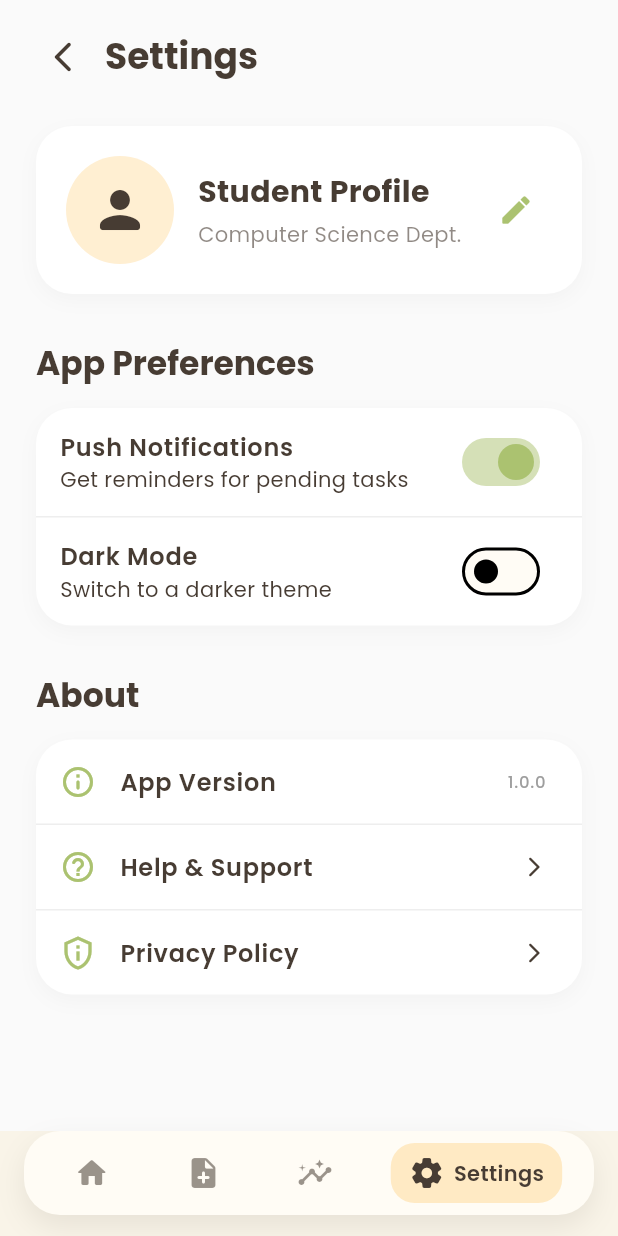
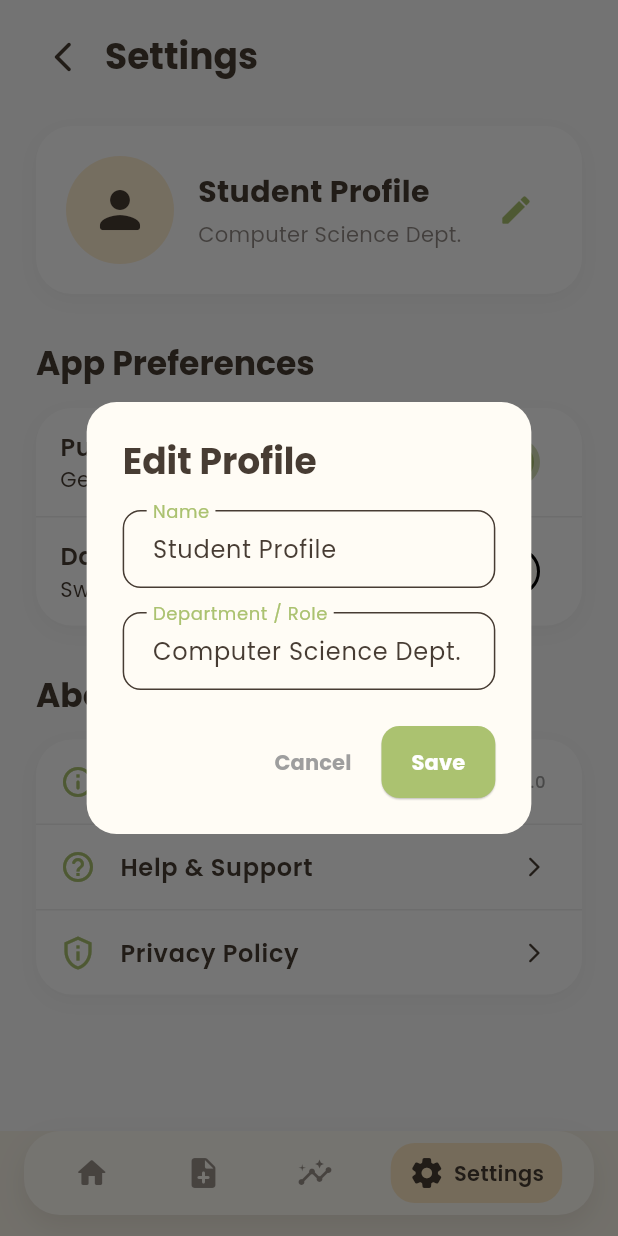
Before and after one commit to Shaista45/study_planner_app, a Flutter app: the screen it shows after launch, item 2 of the bottom bar chosen, scrolled down 227 dp, after a tap on the "settings" icon, after a tap on the "edit" icon, on a phone screen of 412 x 824 dp. Run offline on Flutter 3.47's test engine with Material 3 defaults, Android fonts, the phone set to English and light mode, and no system bars; our stand-ins replace flutter_local_notifications, google_fonts, shared_preferences, timezone.

Commit message:
added notification service and updated settings

```diff
--- /dev/null
+++ b/lib/Services/notification_service.dart
@@ -0,0 +1,74 @@
+import 'package:flutter_local_notifications/flutter_local_notifications.dart';
+import 'package:timezone/data/latest_all.dart' as tz;
+import 'package:timezone/timezone.dart' as tz;
+
+class NotificationService {
+  // Singleton pattern
+  static final NotificationService _instance = NotificationService._internal();
+  factory NotificationService() => _instance;
+  NotificationService._internal();
+
+  final FlutterLocalNotificationsPlugin flutterLocalNotificationsPlugin =
+      FlutterLocalNotificationsPlugin();
+
+  Future<void> init() async {
+    tz.initializeTimeZones();
+
+    // The icon must match your Android app icon
+    const AndroidInitializationSettings initializationSettingsAndroid =
+        AndroidInitializationSettings('@mipmap/ic_launcher');
+
+    const InitializationSettings initializationSettings =
+        InitializationSettings(android: initializationSettingsAndroid);
+
+    // FIXED: Added "settings:"
+    await flutterLocalNotificationsPlugin.initialize(
+      settings: initializationSettings,
+    );
+  }
+
+  Future<void> requestPermissions() async {
+    final AndroidFlutterLocalNotificationsPlugin? androidImplementation =
+        flutterLocalNotificationsPlugin
+            .resolvePlatformSpecificImplementation<
+              AndroidFlutterLocalNotificationsPlugin
+            >();
+
+    // This triggers the Android 13+ permission popup
+    await androidImplementation?.requestNotificationsPermission();
+    await androidImplementation?.requestExactAlarmsPermission();
+  }
+
+  Future<void> scheduleNotification({
+    required int id,
+    required String title,
+    required String body,
+    required DateTime scheduledDate,
+  }) async {
+    // Don't schedule if the time has already passed
+    if (scheduledDate.isBefore(DateTime.now())) return;
+
+    // FIXED: Added "id:", "title:", "body:", "scheduledDate:", and "notificationDetails:"
+    await flutterLocalNotificationsPlugin.zonedSchedule(
+      id: id,
+      title: title,
+      body: body,
+      scheduledDate: tz.TZDateTime.from(scheduledDate, tz.local),
+      notificationDetails: const NotificationDetails(
+        android: AndroidNotificationDetails(
+          'study_planner_channel',
+          'Study Reminders',
+          channelDescription: 'Reminders for upcoming study tasks',
+          importance: Importance.max,
+          priority: Priority.high,
+        ),
+      ),
+      androidScheduleMode: AndroidScheduleMode.exactAllowWhileIdle,
+    );
+  }
+
+  Future<void> cancelNotification(int id) async {
+    // FIXED: Added "id:"
+    await flutterLocalNotificationsPlugin.cancel(id: id);
+  }
+}
--- a/lib/main.dart
+++ b/lib/main.dart
@@ -3,8 +3,18 @@ import 'package:provider/provider.dart';
 import 'package:smart_study_planner/routes/app_routes.dart';
 import 'package:smart_study_planner/state/app_state.dart';
 import 'package:smart_study_planner/theme/app_theme.dart';
+import 'package:smart_study_planner/services/notification_service.dart'; // UPDATED: Imported the service
 
-void main() {
+Future<void> main() async {
+  // UPDATED: Made main async
+  // UPDATED: Required when calling native code before runApp
+  WidgetsFlutterBinding.ensureInitialized();
+
+  // UPDATED: Initialize the notification service and request permissions
+  final NotificationService notificationService = NotificationService();
+  await notificationService.init();
+  await notificationService.requestPermissions();
+
   runApp(const MyApp());
 }
 
--- a/lib/screens/settings_screen.dart
+++ b/lib/screens/settings_screen.dart
@@ -1,10 +1,10 @@
 import 'package:flutter/material.dart';
+import 'package:provider/provider.dart';
+import 'package:smart_study_planner/state/app_state.dart';
 import 'package:smart_study_planner/theme/app_colors.dart';
 
 class SettingsScreen extends StatefulWidget {
-  // FIX: Added the scrollController parameter here
   const SettingsScreen({super.key, this.scrollController});
-
   final ScrollController? scrollController;
 
   @override
@@ -15,8 +15,112 @@ class _SettingsScreenState extends State<SettingsScreen> {
   bool _notificationsEnabled = true;
   bool _darkModeEnabled = false;
 
+  // UPDATED: Added a method to show the edit profile popup
+  void _showEditProfileDialog(BuildContext context, AppState appState) {
+    final TextEditingController nameController = TextEditingController(
+      text: appState.userName,
+    );
+    final TextEditingController roleController = TextEditingController(
+      text: appState.userRole,
+    );
+
+    showDialog(
+      context: context,
+      builder: (BuildContext context) {
+        return AlertDialog(
+          shape: RoundedRectangleBorder(
+            borderRadius: BorderRadius.circular(20),
+          ),
+          title: const Text(
+            'Edit Profile',
+            style: TextStyle(
+              color: AppColors.deepBrown,
+              fontWeight: FontWeight.bold,
+            ),
+          ),
+          content: Column(
+            mainAxisSize: MainAxisSize.min,
+            children: [
+              TextField(
+                controller: nameController,
+                decoration: InputDecoration(
+                  labelText: 'Name',
+                  labelStyle: const TextStyle(color: AppColors.primaryOlive),
+                  border: OutlineInputBorder(
+                    borderRadius: BorderRadius.circular(12),
+                  ),
+                  focusedBorder: OutlineInputBorder(
+                    borderRadius: BorderRadius.circular(12),
+                    borderSide: const BorderSide(
+                      color: AppColors.primaryOlive,
+                      width: 2,
+                    ),
+                  ),
+                ),
+              ),
+              const SizedBox(height: 16),
+              TextField(
+                controller: roleController,
+                decoration: InputDecoration(
+                  labelText: 'Department / Role',
+                  labelStyle: const TextStyle(color: AppColors.primaryOlive),
+                  border: OutlineInputBorder(
+                    borderRadius: BorderRadius.circular(12),
+                  ),
+                  focusedBorder: OutlineInputBorder(
+                    borderRadius: BorderRadius.circular(12),
+                    borderSide: const BorderSide(
+                      color: AppColors.primaryOlive,
+                      width: 2,
+                    ),
+                  ),
+                ),
+              ),
+            ],
+          ),
+          actions: [
+            TextButton(
+              onPressed: () => Navigator.pop(context),
+              child: const Text(
+                'Cancel',
+                style: TextStyle(
+                  color: Colors.grey,
+                  fontWeight: FontWeight.bold,
+                ),
+              ),
+            ),
+            ElevatedButton(
+              style: ElevatedButton.styleFrom(
+                backgroundColor: AppColors.primaryOlive,
+                shape: RoundedRectangleBorder(
+                  borderRadius: BorderRadius.circular(12),
+                ),
+              ),
+              onPressed: () {
+                appState.updateProfile(
+                  nameController.text.trim(),
+                  roleController.text.trim(),
+                );
+                Navigator.pop(context);
+              },
+              child: const Text(
+                'Save',
+                style: TextStyle(
+                  color: Colors.white,
+                  fontWeight: FontWeight.bold,
+                ),
+              ),
+            ),
+          ],
+        );
+      },
+    );
+  }
+
   @override
   Widget build(BuildContext context) {
+    final AppState appState = context.watch<AppState>();
+
     return Scaffold(
       backgroundColor: Colors.grey.shade50,
       body: SafeArea(
@@ -47,7 +151,6 @@ class _SettingsScreenState extends State<SettingsScreen> {
 
             Expanded(
               child: SingleChildScrollView(
-                // FIX: Assigned the controller to the scroll view here
                 controller: widget.scrollController,
                 padding: const EdgeInsets.symmetric(
                   horizontal: 24,
@@ -87,17 +190,19 @@ class _SettingsScreenState extends State<SettingsScreen> {
                             child: Column(
                               crossAxisAlignment: CrossAxisAlignment.start,
                               children: [
-                                const Text(
-                                  'Student Profile',
-                                  style: TextStyle(
+                                // UPDATED: Bound to global AppState
+                                Text(
+                                  appState.userName,
+                                  style: const TextStyle(
                                     fontWeight: FontWeight.bold,
                                     fontSize: 20,
                                     color: AppColors.deepBrown,
                                   ),
                                 ),
                                 const SizedBox(height: 4),
+                                // UPDATED: Bound to global AppState
                                 Text(
-                                  'Computer Science Dept.',
+                                  appState.userRole,
                                   style: TextStyle(
                                     color: AppColors.deepBrown.withValues(
                                       alpha: 0.6,
@@ -108,8 +213,10 @@ class _SettingsScreenState extends State<SettingsScreen> {
                               ],
                             ),
                           ),
+                          // UPDATED: Attached to the new dialog function
                           IconButton(
-                            onPressed: () {},
+                            onPressed: () =>
+                                _showEditProfileDialog(context, appState),
                             icon: const Icon(
                               Icons.edit_rounded,
                               color: AppColors.primaryOlive,
--- a/lib/state/app_state.dart
+++ b/lib/state/app_state.dart
@@ -1,5 +1,5 @@
 import 'dart:convert';
-
+import 'package:smart_study_planner/services/notification_service.dart';
 import 'package:flutter/foundation.dart';
 import 'package:shared_preferences/shared_preferences.dart';
 import 'package:smart_study_planner/models/models.dart';
@@ -8,8 +8,16 @@ class AppState extends ChangeNotifier {
   static const String _subjectsKey = 'subjects_v1';
   static const String _tasksKey = 'tasks_v1';
 
+  // UPDATED: Added keys for Profile Data
+  static const String _userNameKey = 'user_name_v1';
+  static const String _userRoleKey = 'user_role_v1';
+
   final List<Subject> _subjects = <Subject>[];
   final List<StudyTask> _tasks = <StudyTask>[];
+
+  // UPDATED: Profile Variables
+  String _userName = 'Student Profile';
+  String _userRole = 'Computer Science Dept.';
 
   String? _selectedSubjectId;
   String? _selectedTaskId;
@@ -24,6 +32,10 @@ class AppState extends ChangeNotifier {
       _tasks.where((StudyTask task) => !task.isCompleted).toList();
   List<StudyTask> get completedTasks =>
       _tasks.where((StudyTask task) => task.isCompleted).toList();
+
+  // UPDATED: Profile Getters
+  String get userName => _userName;
+  String get userRole => _userRole;
 
   Subject? get selectedSubject {
     if (_subjects.isEmpty) {
@@ -56,6 +68,10 @@ class AppState extends ChangeNotifier {
     final String? savedSubjects = prefs.getString(_subjectsKey);
     final String? savedTasks = prefs.getString(_tasksKey);
 
+    // UPDATED: Load Profile Data
+    _userName = prefs.getString(_userNameKey) ?? 'Student Profile';
+    _userRole = prefs.getString(_userRoleKey) ?? 'Computer Science Dept.';
+
     if (savedSubjects != null && savedSubjects.isNotEmpty) {
       final List<dynamic> decoded = jsonDecode(savedSubjects) as List<dynamic>;
       _subjects
@@ -87,7 +103,17 @@ class AppState extends ChangeNotifier {
     notifyListeners();
   }
 
-  // UPDATED: Now accepts teacherName and studyHours
+  // UPDATED: Method to update and save Profile
+  Future<void> updateProfile(String name, String role) async {
+    _userName = name.isEmpty ? 'Student Profile' : name;
+    _userRole = role.isEmpty ? 'Computer Science Dept.' : role;
+    notifyListeners();
+
+    final SharedPreferences prefs = await SharedPreferences.getInstance();
+    await prefs.setString(_userNameKey, _userName);
+    await prefs.setString(_userRoleKey, _userRole);
+  }
+
   Future<void> addSubject(
     String name, {
     String? teacherName,
@@ -110,7 +136,6 @@ class AppState extends ChangeNotifier {
     notifyListeners();
   }
 
-  // UPDATED: Now accepts deadline and priorityLevel
   Future<void> addTask({
     required String title,
     required String subjectId,
@@ -122,20 +147,40 @@ class AppState extends ChangeNotifier {
       return;
     }
 
+    // Capture the ID so we can use it for the notification
+    final String newTaskId = _newId();
+
     _tasks.add(
       StudyTask(
-        id: _newId(),
+        id: newTaskId,
         title: trimmed,
         subjectId: subjectId,
         deadline: deadline,
         priorityLevel: priorityLevel,
       ),
     );
+
+    // NEW NOTIFICATION CODE: Schedule an alarm if a deadline was set
+    if (deadline != null) {
+      // Subtract 1 hour from the deadline to act as a reminder
+      final DateTime reminderTime = deadline.subtract(const Duration(hours: 1));
+
+      try {
+        await NotificationService().scheduleNotification(
+          id: newTaskId.hashCode, // Convert String ID to int
+          title: 'Study Reminder',
+          body: 'Your task "$trimmed" is due in 1 hour!',
+          scheduledDate: reminderTime,
+        );
+      } catch (e) {
+        debugPrint('Failed to schedule notification: $e');
+      }
+    }
+
     await _save();
     notifyListeners();
   }
 
-  // UPDATED: Now accepts deadline and priorityLevel for editing tasks
   Future<void> updateTask({
     required String id,
     required String title,
@@ -159,6 +204,25 @@ class AppState extends ChangeNotifier {
       deadline: deadline,
       priorityLevel: priorityLevel,
     );
+
+    // If the task is updated, also update the notification schedule
+    if (deadline != null) {
+      final DateTime reminderTime = deadline.subtract(const Duration(hours: 1));
+      try {
+        await NotificationService().scheduleNotification(
+          id: id.hashCode,
+          title: 'Study Reminder',
+          body: 'Your task "$trimmed" is due in 1 hour!',
+          scheduledDate: reminderTime,
+        );
+      } catch (e) {
+        debugPrint('Failed to update notification: $e');
+      }
+    } else {
+      // If deadline was removed, cancel any existing notification
+      await NotificationService().cancelNotification(id.hashCode);
+    }
+
     await _save();
     notifyListeners();
   }
@@ -170,6 +234,10 @@ class AppState extends ChangeNotifier {
     }
 
     _tasks[index] = _tasks[index].copyWith(isCompleted: true);
+
+    // Cancel the notification since the task is done
+    await NotificationService().cancelNotification(id.hashCode);
+
     await _save();
     notifyListeners();
   }
--- a/pubspec.yaml
+++ b/pubspec.yaml
@@ -37,6 +37,8 @@ dependencies:
   # The following adds the Cupertino Icons font to your application.
   # Use with the CupertinoIcons class for iOS style icons.
   cupertino_icons: ^1.0.8
+  flutter_local_notifications: ^21.0.0
+  timezone: ^0.11.0
 
 dev_dependencies:
   flutter_test:
```
Also changed, not shown: pubspec.lock, 4 other files.
